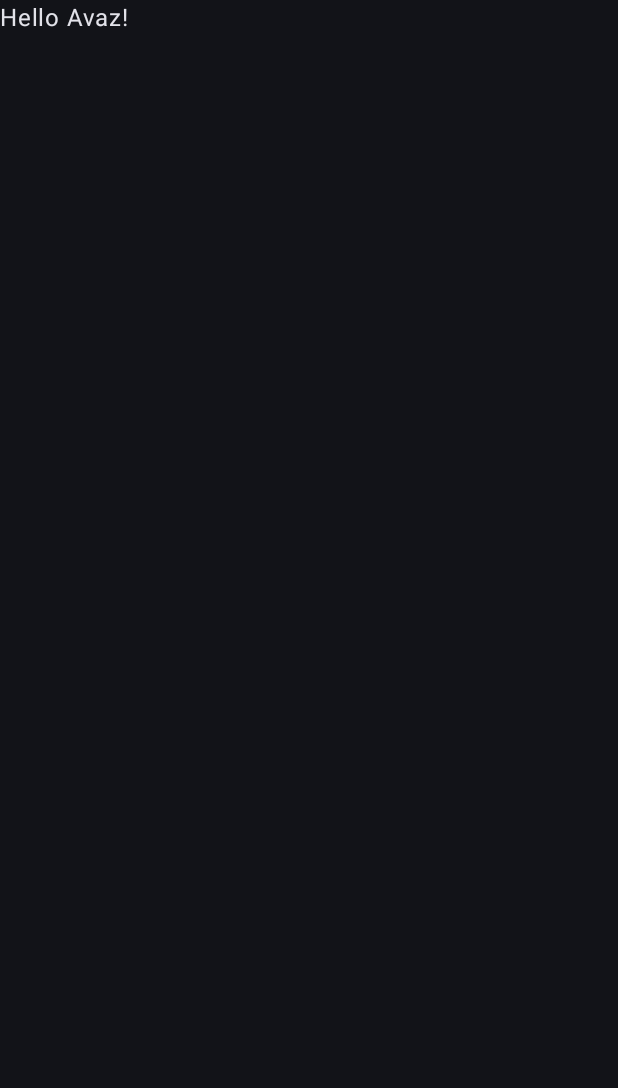
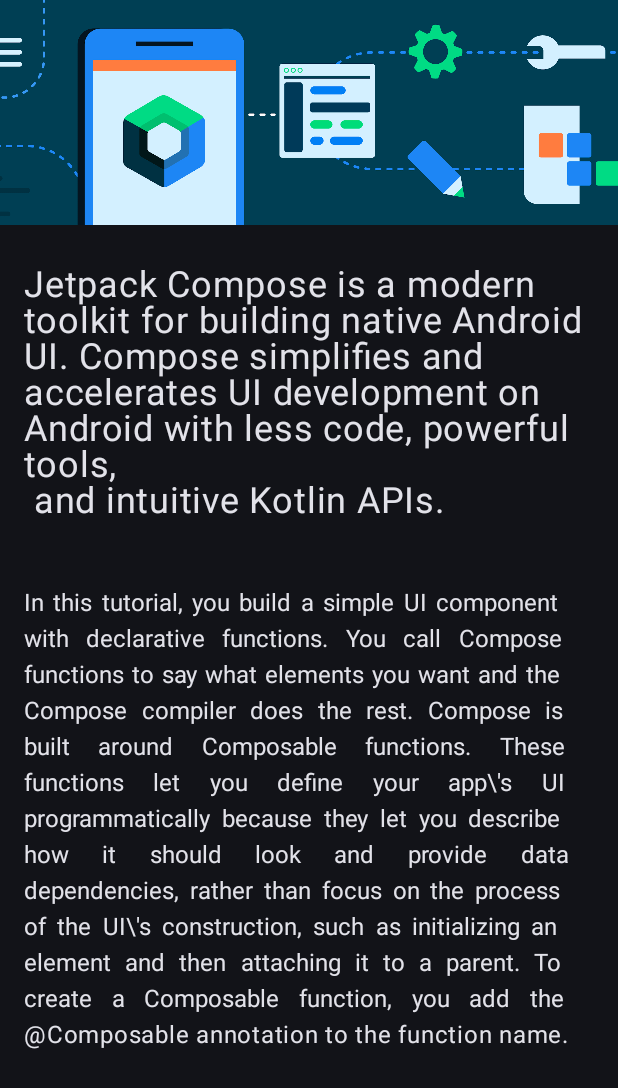
Before and after one commit to sb-dor/Android-Development-Compose-Kotlin, an Android app built with Jetpack Compose: the screen it shows after launch (MainActivity), on a phone screen of 412 x 824 dp. Before the commit the part shown is almost empty. Shown: the top 1088 px of the screen. Run offline under Robolectric (Android 15) with nearby library versions, the phone set to English and light mode, and no system bars.

Commit message:
compose_about_app done!

```diff
--- a/app/src/main/java/com/example/androiddevelopment/MainActivity.kt
+++ b/app/src/main/java/com/example/androiddevelopment/MainActivity.kt
@@ -3,6 +3,7 @@ package com.example.androiddevelopment
 import android.os.Bundle
 import androidx.activity.ComponentActivity
 import androidx.activity.compose.setContent
+import androidx.compose.foundation.layout.fillMaxHeight
 import androidx.compose.foundation.layout.fillMaxSize
 import androidx.compose.foundation.layout.size
 import androidx.compose.material3.MaterialTheme
@@ -12,23 +13,35 @@ import androidx.compose.runtime.Composable
 import androidx.compose.ui.Modifier
 import androidx.compose.ui.tooling.preview.Preview
 import androidx.compose.ui.unit.dp
+import com.example.androiddevelopment.compose_about_app.ComposeAboutApp
+import com.example.androiddevelopment.functions.happyBirthdayPrint
+import com.example.androiddevelopment.happy_birthday_ui.HappyBirthdayUi
 import com.example.androiddevelopment.ui.theme.AndroidDevelopmentTheme
 import com.example.androiddevelopment.variables.creatingVariablesInKotlin
+
+
+// for running code not UI
+//fun main() {
+//
+//    creatingVariablesInKotlin()
+//    mainFunctionCode()
+//    val resultOfFunction = happyBirthdayPrint(age = 21); // names parameters : give this func any parameter you want
+//    println(resultOfFunction);
+//}
+
 
 class MainActivity : ComponentActivity() {
     override fun onCreate(savedInstanceState: Bundle?) {
         super.onCreate(savedInstanceState)
-        /*
-        creatingVariablesInKotlin()
-        mainFunctionCode()
-         */
         setContent {
             AndroidDevelopmentTheme(darkTheme = true) {
                 // A surface container using the 'background' color from the theme
                 Surface(
-                    modifier = Modifier.fillMaxSize(), color = MaterialTheme.colorScheme.background
+                    modifier = Modifier.fillMaxSize(),
+                    color = MaterialTheme.colorScheme.background
                 ) {
-                    Greeting("Avaz", Modifier.size(20.dp))
+//                    HappyBirthdayUi(message = "Avazsho", from = "Angular")
+                    ComposeAboutApp()
                 }
             }
         }
--- /dev/null
+++ b/app/src/main/java/com/example/androiddevelopment/business_card_app/BusinessCardApp.kt
@@ -0,0 +1 @@
+package com.example.androiddevelopment.business_card_app
--- /dev/null
+++ b/app/src/main/java/com/example/androiddevelopment/compose_about_app/ComposeAboutApp.kt
@@ -0,0 +1,74 @@
+package com.example.androiddevelopment.compose_about_app
+
+import androidx.compose.foundation.Image
+import androidx.compose.foundation.layout.Box
+import androidx.compose.foundation.layout.Column
+import androidx.compose.foundation.layout.fillMaxSize
+import androidx.compose.foundation.layout.fillMaxWidth
+import androidx.compose.foundation.layout.height
+import androidx.compose.foundation.layout.padding
+import androidx.compose.foundation.lazy.LazyColumn
+import androidx.compose.material3.Text
+import androidx.compose.runtime.Composable
+import androidx.compose.ui.Modifier
+import androidx.compose.ui.layout.ContentScale
+import androidx.compose.ui.res.painterResource
+import androidx.compose.ui.res.stringResource
+import androidx.compose.ui.text.style.TextAlign
+import androidx.compose.ui.unit.dp
+import androidx.compose.ui.unit.sp
+import com.example.androiddevelopment.R
+
+@Composable
+fun ComposeAboutApp() {
+    Box(modifier = Modifier.fillMaxSize()) {
+
+
+        // LazyColumn{
+        //  item {
+        //          ...
+        //       }
+        //  }
+        //
+        //  is similar to
+        //
+        //  ListView(
+        //      children: [
+        //                ...
+        //                ]
+        //          )
+        //
+        //          in flutter
+
+        LazyColumn {
+            item {
+                Box(modifier = Modifier
+                    .fillMaxWidth()
+                    .height(150.dp)) {
+                    ComposeImage()
+                }
+                Box(modifier = Modifier.height(10.dp))
+                Text(
+                    text = stringResource(R.string.lone_first_string),
+                    fontSize = 24.sp,
+                    modifier = Modifier.padding(16.dp)
+                )
+                Box(modifier = Modifier.height(10.dp))
+                Text(
+                    text = stringResource(R.string.second_long_text),
+                    modifier = Modifier.padding(16.dp),
+                    textAlign = TextAlign.Justify
+                )
+            }
+        }
+    }
+}
+
+@Composable
+fun ComposeImage() {
+    return Image(
+        painter = painterResource(id = R.drawable.bg_compose_background),
+        contentScale = ContentScale.Crop,
+        contentDescription = null
+    )
+}
--- a/app/src/main/java/com/example/androiddevelopment/ui/theme/Color.kt
+++ b/app/src/main/java/com/example/androiddevelopment/ui/theme/Color.kt
@@ -9,3 +9,4 @@ val Pink80 = Color(0xFFEFB8C8)
 val Purple40 = Color(0xFF6650a4)
 val PurpleGrey40 = Color(0xFF625b71)
 val Pink40 = Color(0xFF7D5260)
+val green = Color(0xFF09BB4B)
--- a/app/src/main/res/values/strings.xml
+++ b/app/src/main/res/values/strings.xml
@@ -1,3 +1,8 @@
 <resources>
     <string name="app_name">Android Development</string>
+    <string name="happy_birthday">Happy birthday</string>
+    <string name="lone_first_string">Jetpack Compose is a modern toolkit for building native Android UI.
+        Compose simplifies and accelerates UI development on Android with less code, powerful tools,\
+        and intuitive Kotlin APIs.</string>
+    <string name="second_long_text">In this tutorial, you build a simple UI component with declarative functions. You call Compose functions to say what elements you want and the Compose compiler does the rest. Compose is built around Composable functions. These functions let you define your app\\\'s UI programmatically because they let you describe how it should look and provide data dependencies, rather than focus on the process of the UI\\\'s construction, such as initializing an element and then attaching it to a parent. To create a Composable function, you add the @Composable annotation to the function name.</string>
 </resources>
```
Also changed, not shown: app/src/main/java/com/example/androiddevelopment/functions/Functions.kt (added, +9 -0 lines), app/src/main/java/com/example/androiddevelopment/happy_birthday_ui/HappyBirthdayUI.kt (added, +82 -0 lines), app/src/main/res/drawable-nodpi/bg_compose_background.png (added), 1 other file.
